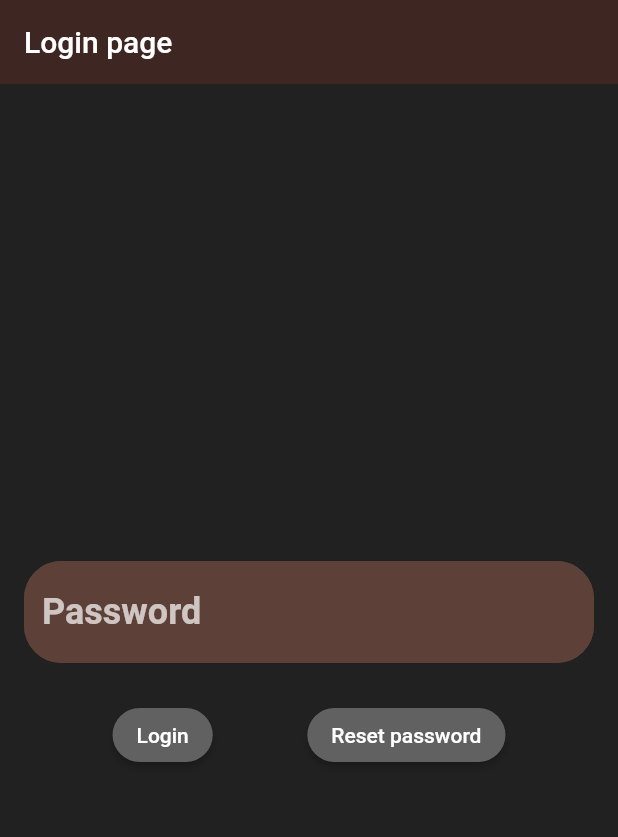
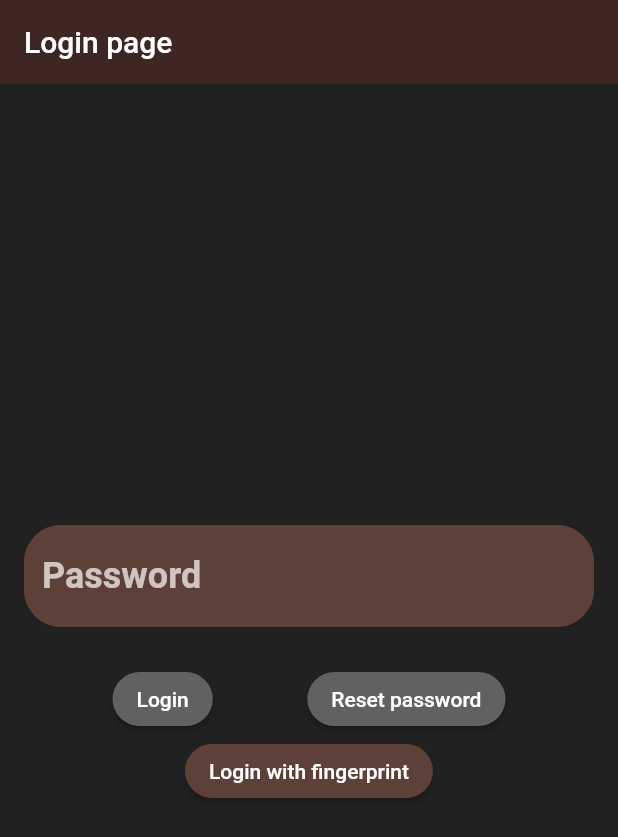
Before and after one commit to michalnowak18/Notepad, a Flutter app: the screen it shows after launch, on a phone screen of 412 x 824 dp. Shown: the top 837 px of the screen. Run offline on Flutter 3.47's test engine with Material 2 defaults, Android fonts, the phone set to English and light mode, and no system bars; our stand-ins replace flutter_secure_storage, local_auth, sqflite; missing offline and left inert: crypt, encrypt; accounts and stored records are empty.

Commit message:
Added fingerprint authentication

```diff
--- a/lib/pages/login_page.dart
+++ b/lib/pages/login_page.dart
@@ -3,6 +3,7 @@ import 'package:flutter/material.dart';
 import 'package:notepad/pages/notes_page.dart';
 
 import '../db/database_provider.dart';
+import '../utils/local_auth_api.dart';
 import '../utils/password_secure_storage.dart';
 import '../widgets/login_form_widget.dart';
 
@@ -67,7 +68,9 @@ class _LoginPageState extends State<LoginPage> {
         vertical: 8,
         horizontal: 12,
       ),
-      child: Row(
+      child: Column(
+        children: [
+          Row(
             mainAxisAlignment: MainAxisAlignment.spaceEvenly,
             children: [
               ElevatedButton(
@@ -86,6 +89,19 @@ class _LoginPageState extends State<LoginPage> {
                   shape: StadiumBorder(),
                   foregroundColor: Colors.white,
                   backgroundColor: isValid ? Colors.brown.shade700 : Colors.grey.shade700,
+                ),
+              ),
+            ],
+          ),
+          ElevatedButton(
+            onPressed: isFirstLogin ? null : authenticate,
+            child: Text(
+              "Login with fingerprint",
+            ),
+            style: ElevatedButton.styleFrom(
+              shape: StadiumBorder(),
+              foregroundColor: Colors.white,
+              backgroundColor: Colors.brown.shade700,
             ),
           ),
         ],
@@ -198,4 +214,11 @@ class _LoginPageState extends State<LoginPage> {
       ),
     );
   }
+
+  void authenticate() async {
+    final isAuthenticated = await LocalAuthApi.authenticate();
+    if (isAuthenticated) {
+      moveToNotesPage();
     }
+  }
+}
--- a/pubspec.yaml
+++ b/pubspec.yaml
@@ -21,6 +21,8 @@ dependencies:
   crypt: ^4.2.1
   encrypt: ^5.0.1
 
+  local_auth: ^1.1.0-nullsafety
+
 dev_dependencies:
   flutter_test:
     sdk: flutter
```
Also changed, not shown: lib/utils/local_auth_api.dart (added, +38 -0 lines), pubspec.lock, 2 other files. Lines whose indentation alone changed are shown as unchanged.
